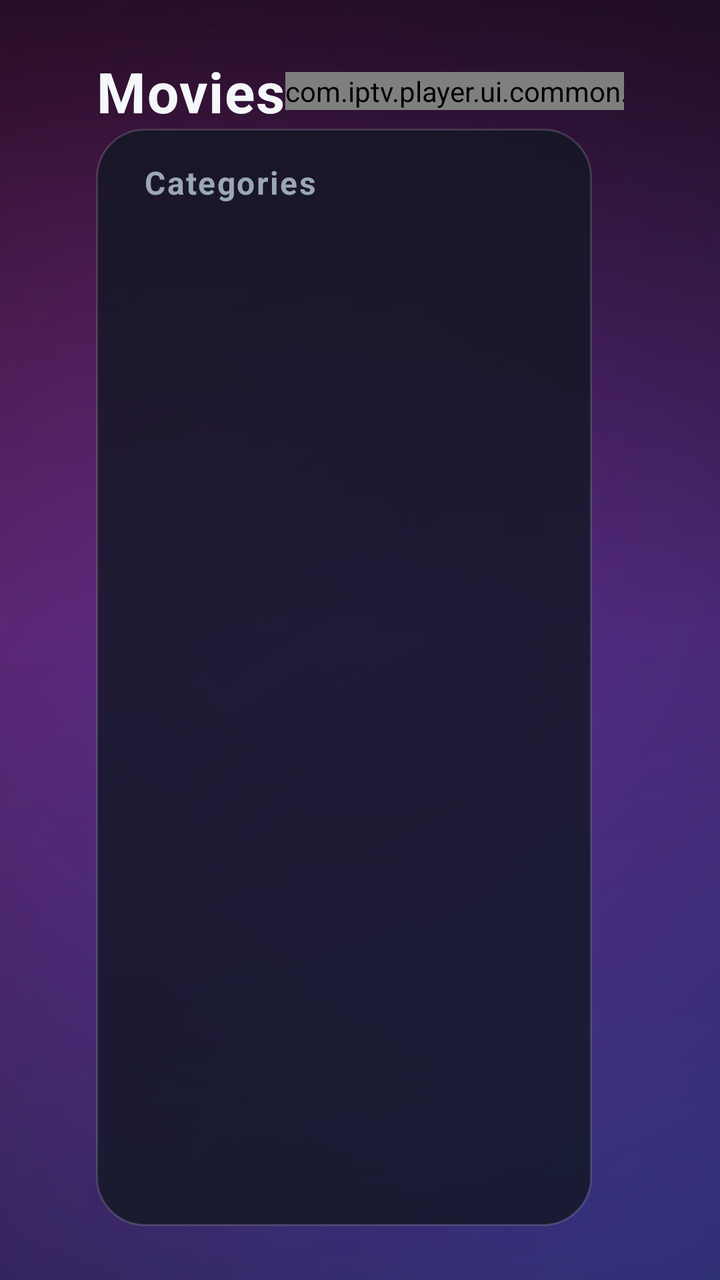
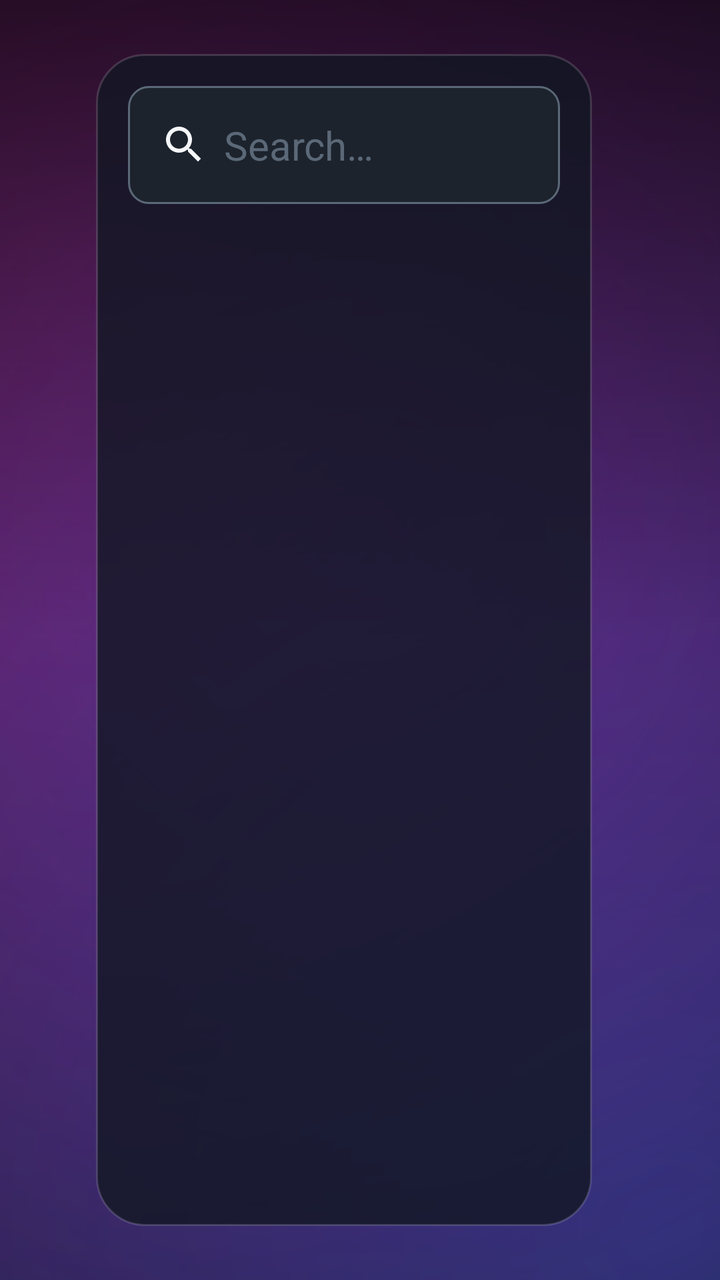

The first picture is an Android layout as it rendered before a commit; the second is the same layout after the commit. The layout source and the unified diff follow.
<!-- AndroidManifest.xml: application theme Theme.IptvPlayer -->
<!-- res/layout/activity_vod.xml -->
<?xml version="1.0" encoding="utf-8"?>
<androidx.constraintlayout.widget.ConstraintLayout
    xmlns:android="http://schemas.android.com/apk/res/android"
    xmlns:app="http://schemas.android.com/apk/res-auto"
    android:layout_width="match_parent"
    android:layout_height="match_parent"
    android:background="@drawable/bg_login_aurora"
    android:paddingHorizontal="@dimen/safe_area_h"
    android:paddingVertical="@dimen/safe_area_v">

    
    <LinearLayout
        android:id="@+id/navBar"
        android:layout_width="0dp"
        android:layout_height="wrap_content"
        android:orientation="horizontal"
        android:gravity="center_vertical"
        android:layout_marginBottom="@dimen/space_m"
        app:layout_constraintStart_toStartOf="parent"
        app:layout_constraintEnd_toEndOf="parent"
        app:layout_constraintTop_toTopOf="parent">

        <TextView
            android:layout_width="wrap_content"
            android:layout_height="wrap_content"
            android:text="@string/nav_movies"
            android:textColor="@color/text_primary"
            android:textSize="@dimen/text_title"
            android:textStyle="bold"
            android:letterSpacing="0.02" />

        <Space
            android:layout_width="0dp"
            android:layout_height="wrap_content"
            android:layout_weight="1" />

        <com.iptv.player.ui.common.ClockView
            android:id="@+id/clock"
            android:layout_width="wrap_content"
            android:layout_height="wrap_content"
            android:textColor="@color/text_primary"
            android:textSize="@dimen/text_title"
            android:textStyle="bold" />

        <TextView
            android:id="@+id/dateText"
            android:layout_width="wrap_content"
            android:layout_height="wrap_content"
            android:textColor="@color/text_secondary"
            android:textSize="@dimen/text_body"
            android:layout_marginStart="@dimen/space_m" />
    </LinearLayout>

    
    <LinearLayout
        android:id="@+id/categoryPanel"
        android:layout_width="@dimen/category_width"
        android:layout_height="0dp"
        android:orientation="vertical"
        android:background="@drawable/bg_glass_card"
        android:padding="@dimen/space_m"
        app:layout_constraintStart_toStartOf="parent"
        app:layout_constraintTop_toBottomOf="@id/navBar"
        app:layout_constraintBottom_toBottomOf="parent">

        <TextView
            android:layout_width="match_parent"
            android:layout_height="wrap_content"
            android:text="@string/categories_title"
            android:textColor="@color/text_secondary"
            android:textSize="@dimen/text_caption"
            android:textStyle="bold"
            android:letterSpacing="0.05"
            android:paddingHorizontal="@dimen/space_s"
            android:layout_marginBottom="@dimen/space_s" />

        <androidx.recyclerview.widget.RecyclerView
            android:id="@+id/categoryList"
            android:layout_width="match_parent"
            android:layout_height="0dp"
            android:layout_weight="1"
            android:clipToPadding="false"
            android:focusable="false" />
    </LinearLayout>

    
    <LinearLayout
        android:id="@+id/contentPanel"
        android:layout_width="0dp"
        android:layout_height="0dp"
        android:orientation="vertical"
        android:layout_marginStart="@dimen/space_m"
        android:background="@drawable/bg_glass_card"
        android:padding="@dimen/space_m"
        app:layout_constraintStart_toEndOf="@id/categoryPanel"
        app:layout_constraintEnd_toEndOf="parent"
        app:layout_constraintTop_toBottomOf="@id/navBar"
        app:layout_constraintBottom_toBottomOf="parent">

        <EditText
            android:id="@+id/searchInput"
            style="@style/Widget.Iptv.Input"
            android:layout_width="match_parent"
            android:layout_height="wrap_content"
            android:hint="@string/search_hint"
            android:imeOptions="actionSearch"
            android:inputType="text"
            android:maxLines="1"
            android:layout_marginBottom="@dimen/space_m" />

        <FrameLayout
            android:layout_width="match_parent"
            android:layout_height="0dp"
            android:layout_weight="1">

            <androidx.recyclerview.widget.RecyclerView
                android:id="@+id/posterGrid"
                android:layout_width="match_parent"
                android:layout_height="match_parent"
                android:clipToPadding="false" />

            <TextView
                android:id="@+id/emptyState"
                android:layout_width="wrap_content"
                android:layout_height="wrap_content"
                android:layout_gravity="center"
                android:text="@string/empty_channels"
                android:textColor="@color/text_secondary"
                android:textSize="@dimen/text_body"
                android:visibility="gone" />
        </FrameLayout>
    </LinearLayout>
</androidx.constraintlayout.widget.ConstraintLayout>
<!-- resources referenced by this layout -->
<resources>
  <color name="text_primary">#F5F7FA</color>
  <color name="text_secondary">#9AA7B4</color>
  <dimen name="category_width">248dp</dimen>
  <dimen name="safe_area_h">48dp</dimen>
  <dimen name="safe_area_v">27dp</dimen>
  <dimen name="space_m">16dp</dimen>
  <dimen name="space_s">8dp</dimen>
  <dimen name="text_body">20sp</dimen>
  <dimen name="text_caption">16sp</dimen>
  <dimen name="text_title">28sp</dimen>
  <!-- drawable bg_glass_card (drawable) -->
  <?xml version="1.0" encoding="utf-8"?>
  <shape xmlns:android="http://schemas.android.com/apk/res/android" android:shape="rectangle">
      <solid android:color="@color/glass_card" />
      <corners android:radius="24dp" />
      <stroke android:width="1dp" android:color="@color/glass_stroke" />
  </shape>
  <string name="categories_title">Categories</string>
  <string name="empty_channels">Nothing here yet.</string>
  <string name="nav_movies">Movies</string>
  <string name="search_hint">Search…</string>
  <style name="Widget.Iptv.Input" parent="Widget.AppCompat.EditText">
          <item name="android:background">@drawable/bg_input</item>
          <item name="android:textColor">@color/text_primary</item>
          <item name="android:textColorHint">@color/text_muted</item>
          <item name="android:textSize">@dimen/text_body</item>
          <item name="android:padding">@dimen/space_m</item>
      </style>
  <style name="Theme.IptvPlayer" parent="Theme.AppCompat.NoActionBar">
          <item name="colorPrimary">@color/accent</item>
          <item name="colorPrimaryDark">@color/bg_root</item>
          <item name="colorAccent">@color/accent</item>
          <item name="android:windowBackground">@color/bg_root</item>
          <item name="android:statusBarColor" tools:targetApi="lollipop">@color/bg_root</item>
          <item name="android:windowFullscreen">true</item>
          <item name="android:textColorPrimary">@color/text_primary</item>
          <item name="android:textColorSecondary">@color/text_secondary</item>
      </style>
  <color name="glass_card">#CC121723</color>
  <color name="glass_stroke">#26FFFFFF</color>
  <color name="brand_cinematic">#07090F</color>
  <!-- drawable bg_input (drawable) -->
  <?xml version="1.0" encoding="utf-8"?>
  <selector xmlns:android="http://schemas.android.com/apk/res/android">
      <item android:state_focused="true">
          <shape android:shape="rectangle">
              <solid android:color="@color/bg_card_focused" />
              <corners android:radius="@dimen/card_radius" />
              <stroke android:width="@dimen/focus_stroke" android:color="@color/focus_border" />
          </shape>
      </item>
      <item>
          <shape android:shape="rectangle">
              <solid android:color="@color/bg_card" />
              <corners android:radius="@dimen/card_radius" />
              <stroke android:width="1dp" android:color="@color/text_muted" />
          </shape>
      </item>
  </selector>
  <color name="text_muted">#5B6877</color>
  <color name="accent">#3DA9FC</color>
  <color name="bg_root">#0E1116</color>
  <color name="bg_card_focused">#2A3340</color>
  <dimen name="card_radius">10dp</dimen>
  <dimen name="focus_stroke">2dp</dimen>
  <color name="focus_border">#3DA9FC</color>
  <color name="bg_card">#1C232D</color>
  <!-- unchanged entries left out for length: 1 -->
</resources>

<!-- the commit's change to res/layout/activity_vod.xml (unified diff, before → after) -->
@@ -10,49 +10,6 @@
 
     
     <LinearLayout
-        android:id="@+id/navBar"
-        android:layout_width="0dp"
-        android:layout_height="wrap_content"
-        android:orientation="horizontal"
-        android:gravity="center_vertical"
-        android:layout_marginBottom="@dimen/space_m"
-        app:layout_constraintStart_toStartOf="parent"
-        app:layout_constraintEnd_toEndOf="parent"
-        app:layout_constraintTop_toTopOf="parent">
-
-        <TextView
-            android:layout_width="wrap_content"
-            android:layout_height="wrap_content"
-            android:text="@string/nav_movies"
-            android:textColor="@color/text_primary"
-            android:textSize="@dimen/text_title"
-            android:textStyle="bold"
-            android:letterSpacing="0.02" />
-
-        <Space
-            android:layout_width="0dp"
-            android:layout_height="wrap_content"
-            android:layout_weight="1" />
-
-        <com.iptv.player.ui.common.ClockView
-            android:id="@+id/clock"
-            android:layout_width="wrap_content"
-            android:layout_height="wrap_content"
-            android:textColor="@color/text_primary"
-            android:textSize="@dimen/text_title"
-            android:textStyle="bold" />
-
-        <TextView
-            android:id="@+id/dateText"
-            android:layout_width="wrap_content"
-            android:layout_height="wrap_content"
-            android:textColor="@color/text_secondary"
-            android:textSize="@dimen/text_body"
-            android:layout_marginStart="@dimen/space_m" />
-    </LinearLayout>
-
-    
-    <LinearLayout
         android:id="@+id/categoryPanel"
         android:layout_width="@dimen/category_width"
         android:layout_height="0dp"
@@ -60,19 +17,21 @@
         android:background="@drawable/bg_glass_card"
         android:padding="@dimen/space_m"
         app:layout_constraintStart_toStartOf="parent"
-        app:layout_constraintTop_toBottomOf="@id/navBar"
+        app:layout_constraintTop_toTopOf="parent"
         app:layout_constraintBottom_toBottomOf="parent">
 
-        <TextView
+        <EditText
+            android:id="@+id/searchInput"
+            style="@style/Widget.Iptv.Input"
             android:layout_width="match_parent"
             android:layout_height="wrap_content"
-            android:text="@string/categories_title"
-            android:textColor="@color/text_secondary"
-            android:textSize="@dimen/text_caption"
-            android:textStyle="bold"
-            android:letterSpacing="0.05"
-            android:paddingHorizontal="@dimen/space_s"
-            android:layout_marginBottom="@dimen/space_s" />
+            android:drawableStart="@drawable/ic_search"
+            android:drawablePadding="@dimen/space_s"
+            android:hint="@string/search_hint"
+            android:imeOptions="actionSearch"
+            android:inputType="text"
+            android:maxLines="1"
+            android:layout_marginBottom="@dimen/space_m" />
 
         <androidx.recyclerview.widget.RecyclerView
             android:id="@+id/categoryList"
@@ -90,23 +49,46 @@
         android:layout_height="0dp"
         android:orientation="vertical"
         android:layout_marginStart="@dimen/space_m"
-        android:background="@drawable/bg_glass_card"
-        android:padding="@dimen/space_m"
         app:layout_constraintStart_toEndOf="@id/categoryPanel"
         app:layout_constraintEnd_toEndOf="parent"
-        app:layout_constraintTop_toBottomOf="@id/navBar"
+        app:layout_constraintTop_toTopOf="parent"
         app:layout_constraintBottom_toBottomOf="parent">
 
-        <EditText
-            android:id="@+id/searchInput"
-            style="@style/Widget.Iptv.Input"
+        <LinearLayout
             android:layout_width="match_parent"
             android:layout_height="wrap_content"
-            android:hint="@string/search_hint"
-            android:imeOptions="actionSearch"
-            android:inputType="text"
-            android:maxLines="1"
-            android:layout_marginBottom="@dimen/space_m" />
+            android:orientation="horizontal"
+            android:gravity="center_vertical"
+            android:layout_marginBottom="@dimen/space_m">
+
+            <TextView
+                android:id="@+id/contentTitle"
+                android:layout_width="0dp"
+                android:layout_height="wrap_content"
+                android:layout_weight="1"
+                android:text="@string/cat_recently_added"
+                android:textColor="@color/text_primary"
+                android:textSize="@dimen/text_title"
+                android:textStyle="bold"
+                android:maxLines="1"
+                android:ellipsize="end" />
+
+            <com.iptv.player.ui.common.ClockView
+                android:id="@+id/clock"
+                android:layout_width="wrap_content"
+                android:layout_height="wrap_content"
+                android:textColor="@color/text_primary"
+                android:textSize="@dimen/text_body"
+                android:textStyle="bold" />
+
+            <TextView
+                android:id="@+id/dateText"
+                android:layout_width="wrap_content"
+                android:layout_height="wrap_content"
+                android:textColor="@color/text_secondary"
+                android:textSize="@dimen/text_caption"
+                android:layout_marginStart="@dimen/space_m" />
+        </LinearLayout>
 
         <FrameLayout
             android:layout_width="match_parent"
<!-- resource entries referenced after the edit -->
@@ -17,9 +17,17 @@
       <corners android:radius="24dp" />
       <stroke android:width="1dp" android:color="@color/glass_stroke" />
   </shape>
-  <string name="categories_title">Categories</string>
+  <!-- drawable ic_search (drawable) -->
+  <?xml version="1.0" encoding="utf-8"?>
+  <vector xmlns:android="http://schemas.android.com/apk/res/android"
+      android:width="24dp" android:height="24dp"
+      android:viewportWidth="24" android:viewportHeight="24"
+      android:tint="@color/text_primary">
+      <path android:fillColor="@android:color/white"
+          android:pathData="M15.5,14h-0.79l-0.28,-0.27C15.41,12.59 16,11.11 16,9.5 16,5.91 13.09,3 9.5,3S3,5.91 3,9.5 5.91,16 9.5,16c1.61,0 3.09,-0.59 4.23,-1.57l0.27,0.28v0.79l5,4.99L20.49,19l-4.99,-5zm-6,0C7.01,14 5,11.99 5,9.5S7.01,5 9.5,5 14,7.01 14,9.5 11.99,14 9.5,14z" />
+  </vector>
+  <string name="cat_recently_added">Recently added</string>
   <string name="empty_channels">Nothing here yet.</string>
-  <string name="nav_movies">Movies</string>
   <string name="search_hint">Search…</string>
   <style name="Widget.Iptv.Input" parent="Widget.AppCompat.EditText">
           <item name="android:background">@drawable/bg_input</item>
